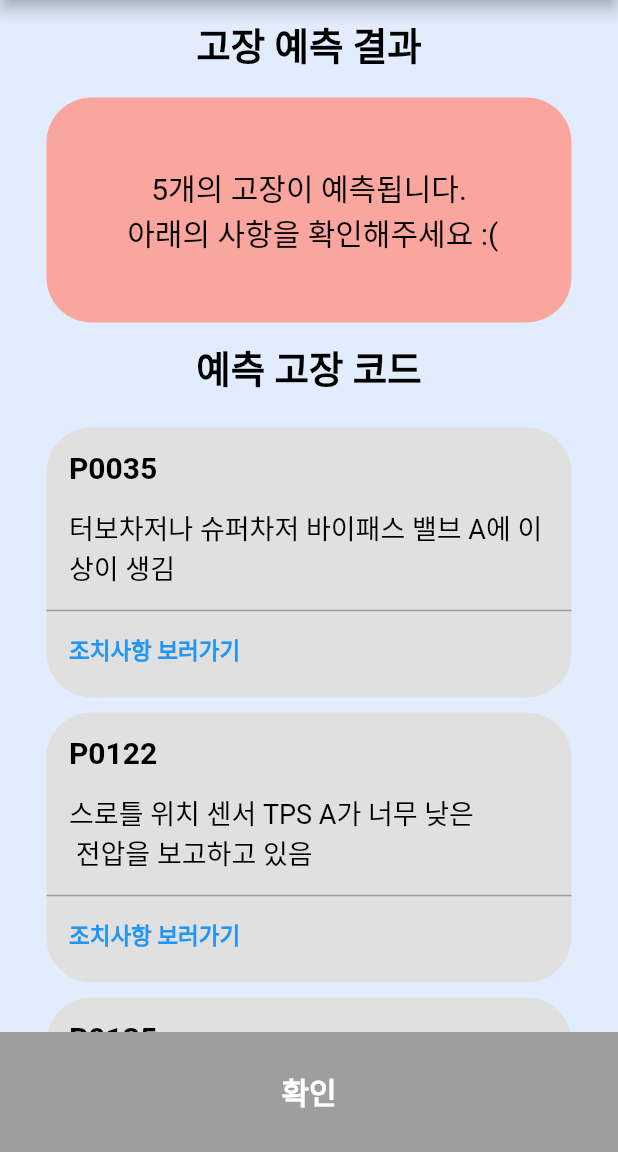
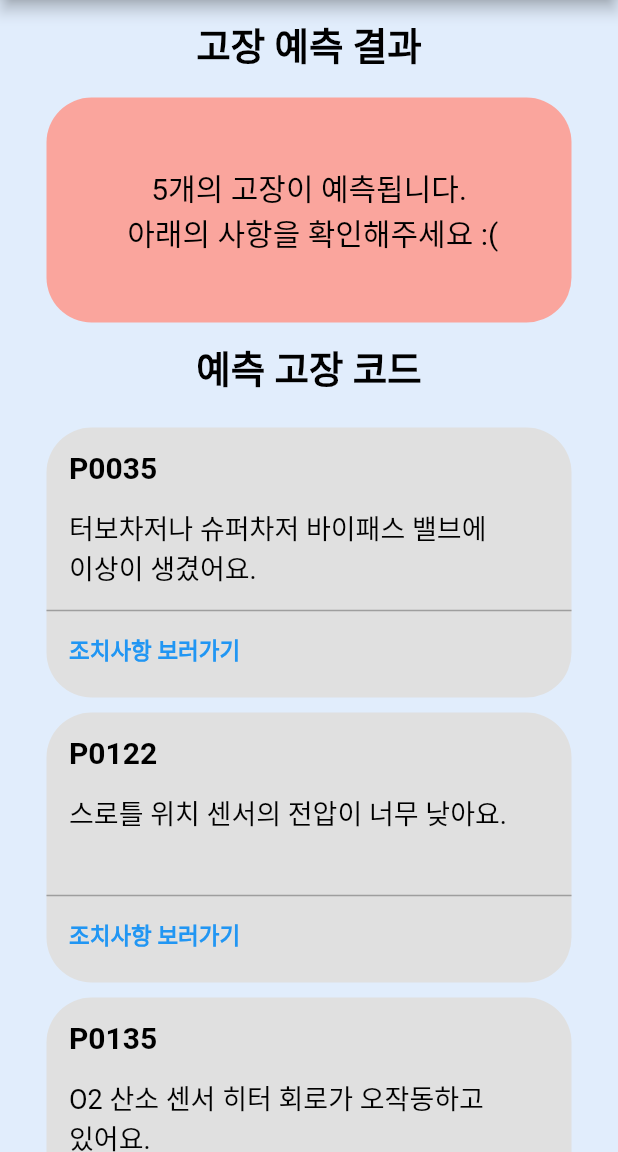
Before and after one commit to Safe-Drive-Save-Life/SDSL-App, a Flutter app: the Result screen opened directly, on a phone screen of 412 x 824 dp, the part 84-1236 px from its top. Run offline on Flutter 3.47's test engine with Material 2 defaults, Android fonts, the phone set to English and light mode, and no system bars; our stand-ins replace firebase_core, firebase_messaging, flutter_local_notifications, geolocator, get; accounts and stored records are empty.

Commit message:
#16 - 고장코드 설명 수정 및 확인 버튼 제거

```diff
--- a/SDSL/lib/pages/result.dart
+++ b/SDSL/lib/pages/result.dart
@@ -1,4 +1,5 @@
 import 'package:flutter/material.dart';
+import 'package:sdsl/components/customAppbar.dart';
 import 'action/action1.dart';
 import 'action/action2.dart';
 import 'action/action3.dart';
@@ -16,25 +17,18 @@ class _ResultState extends State<Result> {
   // 각각의 고장 코드와 내용
   List<String> faultCodes = ['P0035', 'P0122', 'P0135', 'P0339', 'P0562'];
   List<String> faultDescriptions = [
-    '터보차저나 슈퍼차저 바이패스 밸브 A에 이상이 생김',
-    '스로틀 위치 센서 TPS A가 너무 낮은\n 전압을 보고하고 있음',
-    'O2 산소 센서 히터 회로 오작동\n',
-    '크랭크축 위치 센서 B 회로 오작동\n',
-    '시스템 전압이 낮음\n',
+    '터보차저나 슈퍼차저 바이패스 밸브에\n이상이 생겼어요.',
+    '스로틀 위치 센서의 전압이 너무 낮아요.\n',
+    'O2 산소 센서 히터 회로가 오작동하고\n있어요.',
+    '크랭크축 위치 센서 회로가 오작동하고 있어요.',
+    '시스템 전압이 너무 낮아요.\n',
   ];
 
   @override
   Widget build(BuildContext context) {
     return Scaffold(
       backgroundColor: Color(0xffe1edfc),
-      appBar: AppBar(
-        backgroundColor: Colors.white,
-        centerTitle: true,
-        title: Text(
-          'SDSL',
-          style: TextStyle(color: Colors.blueAccent),
-        ),
-      ),
+      appBar: CustomAppBar(),
       body: Padding(
         padding: const EdgeInsets.symmetric(
           horizontal: 15.0,
@@ -209,29 +203,29 @@ class _ResultState extends State<Result> {
         ),
       ),
       // 확인 버튼
-      bottomNavigationBar: Container(
-        color: Colors.grey,
-        child: Padding(
-          padding: EdgeInsets.all(16.0),
-          child: ElevatedButton(
-            onPressed: () {
-              Navigator.pop(context);
-            },
-            child: Text(
-              '확인',
-              style: TextStyle(
-                color: Colors.white,
-                fontWeight: FontWeight.bold,
-                fontSize: 20.0,
-              ),
-            ),
-            style: ElevatedButton.styleFrom(
-              backgroundColor: Colors.transparent,
-              elevation: 0,
-            ),
-          ),
-        ),
-      ),
+      // bottomNavigationBar: Container(
+      //   color: Colors.grey,
+      //   child: Padding(
+      //     padding: EdgeInsets.all(16.0),
+      //     child: ElevatedButton(
+      //       onPressed: () {
+      //         Navigator.pop(context);
+      //       },
+      //       child: Text(
+      //         '확인',
+      //         style: TextStyle(
+      //           color: Colors.white,
+      //           fontWeight: FontWeight.bold,
+      //           fontSize: 20.0,
+      //         ),
+      //       ),
+      //       style: ElevatedButton.styleFrom(
+      //         backgroundColor: Colors.transparent,
+      //         elevation: 0,
+      //       ),
+      //     ),
+      //   ),
+      // ),
     );
   }
 }
```
